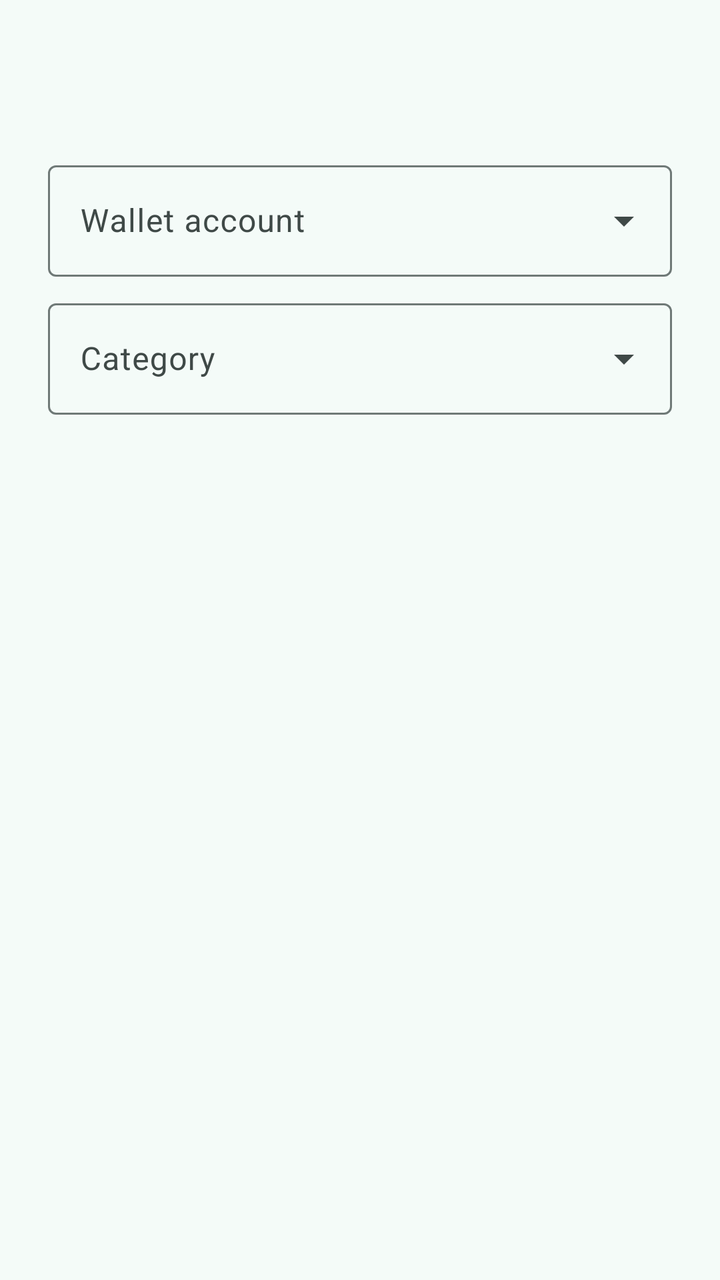
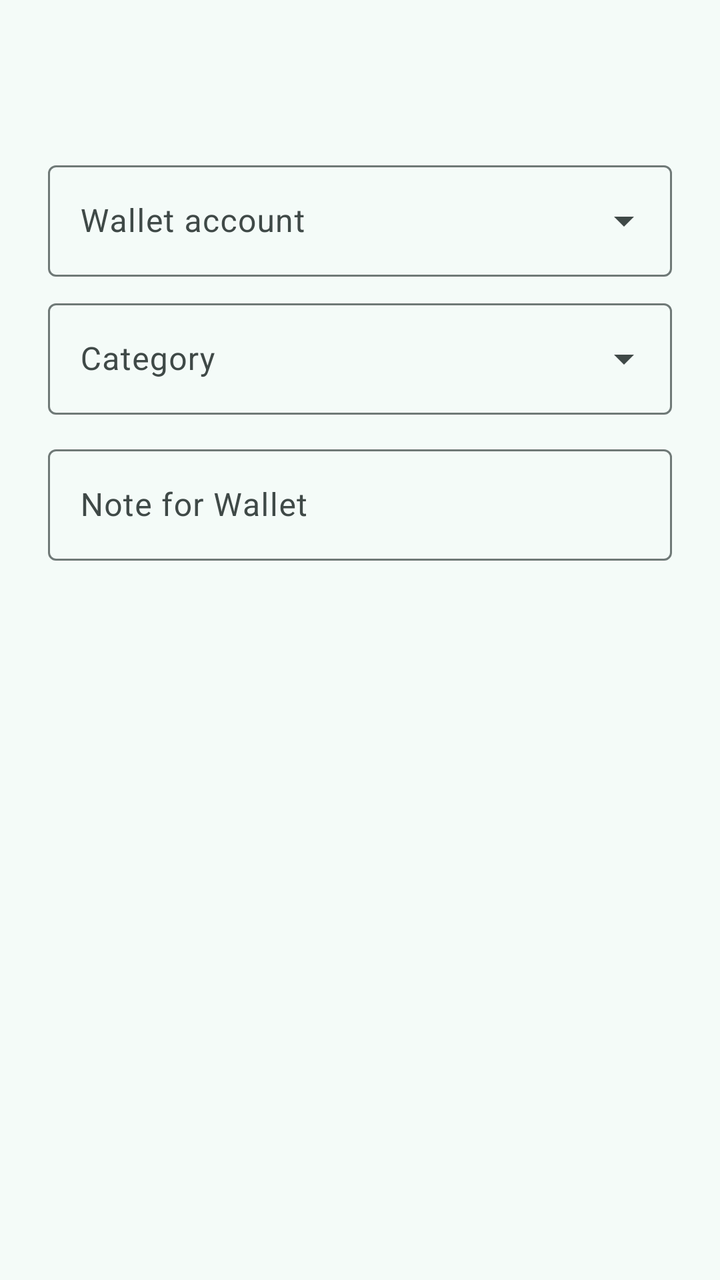

An Android layout rendered at two revisions. The XML below is the earlier revision; the diff shows what the commit changed to produce the second picture.
<!-- AndroidManifest.xml: application theme Theme.BankSync -->
<!-- res/layout/dialog_record.xml -->
<?xml version="1.0" encoding="utf-8"?>
<LinearLayout xmlns:android="http://schemas.android.com/apk/res/android"
    android:layout_width="match_parent"
    android:layout_height="wrap_content"
    android:orientation="vertical"
    android:paddingStart="24dp"
    android:paddingTop="8dp"
    android:paddingEnd="24dp">

    <TextView
        android:id="@+id/recordAmount"
        android:layout_width="match_parent"
        android:layout_height="wrap_content"
        android:fontFeatureSettings="tnum"
        android:textAppearance="?attr/textAppearanceHeadlineSmall" />

    <TextView
        android:id="@+id/recordWhat"
        android:layout_width="match_parent"
        android:layout_height="wrap_content"
        android:layout_marginTop="2dp"
        android:textAppearance="?attr/textAppearanceBodyMedium"
        android:textColor="?attr/colorOnSurfaceVariant" />

    <com.google.android.material.textfield.TextInputLayout
        style="@style/Widget.Material3.TextInputLayout.OutlinedBox.ExposedDropdownMenu"
        android:layout_width="match_parent"
        android:layout_height="wrap_content"
        android:layout_marginTop="16dp"
        android:hint="Wallet account">

        <com.google.android.material.textfield.MaterialAutoCompleteTextView
            android:id="@+id/recordAccount"
            android:layout_width="match_parent"
            android:layout_height="wrap_content"
            android:inputType="none" />
    </com.google.android.material.textfield.TextInputLayout>

    <include layout="@layout/part_category" />
</LinearLayout>
<!-- res/layout/part_category.xml (included above) -->
<?xml version="1.0" encoding="utf-8"?>
<LinearLayout xmlns:android="http://schemas.android.com/apk/res/android"
    android:layout_width="match_parent"
    android:layout_height="wrap_content"
    android:orientation="vertical">

    <com.google.android.material.textfield.TextInputLayout
        android:id="@+id/categoryLayout"
        style="@style/Widget.Material3.TextInputLayout.OutlinedBox.ExposedDropdownMenu"
        android:layout_width="match_parent"
        android:layout_height="wrap_content"
        android:layout_marginTop="8dp"
        android:hint="Category">

        <com.google.android.material.textfield.MaterialAutoCompleteTextView
            android:id="@+id/categoryField"
            android:layout_width="match_parent"
            android:layout_height="wrap_content"
            android:inputType="none" />
    </com.google.android.material.textfield.TextInputLayout>

    <com.google.android.material.checkbox.MaterialCheckBox
        android:id="@+id/rememberBox"
        android:layout_width="match_parent"
        android:layout_height="wrap_content"
        android:checked="true"
        android:visibility="gone" />
</LinearLayout>
<!-- resources referenced by this layout -->
<resources>
  <style name="Theme.BankSync" parent="Theme.Material3.DayNight.NoActionBar">
          <item name="colorPrimary">#006A60</item>
          <item name="colorOnPrimary">#FFFFFF</item>
          <item name="colorPrimaryContainer">#74F8E5</item>
          <item name="colorOnPrimaryContainer">#00201C</item>
          <item name="colorSecondary">#4A635F</item>
          <item name="colorOnSecondary">#FFFFFF</item>
          <item name="colorSecondaryContainer">#CCE8E2</item>
          <item name="colorOnSecondaryContainer">#05201C</item>
          <item name="colorTertiary">#456179</item>
          <item name="colorOnTertiary">#FFFFFF</item>
          <item name="colorTertiaryContainer">#CCE5FF</item>
          <item name="colorOnTertiaryContainer">#001E31</item>
          <item name="colorError">#BA1A1A</item>
          <item name="colorOnError">#FFFFFF</item>
          <item name="colorErrorContainer">#FFDAD6</item>
          <item name="colorOnErrorContainer">#410002</item>
          <item name="android:colorBackground">#F4FBF8</item>
          <item name="colorOnBackground">#161D1C</item>
          <item name="colorSurface">#F4FBF8</item>
          <item name="colorOnSurface">#161D1C</item>
          <item name="colorSurfaceVariant">#DAE5E1</item>
          <item name="colorOnSurfaceVariant">#3F4947</item>
          <item name="colorOutline">#6F7977</item>
          <item name="colorOutlineVariant">#BEC9C6</item>
          <item name="colorSurfaceContainerLowest">#FFFFFF</item>
          <item name="colorSurfaceContainerLow">#EEF5F2</item>
          <item name="colorSurfaceContainer">#E9EFEC</item>
          <item name="colorSurfaceContainerHigh">#E3EAE7</item>
          <item name="colorSurfaceContainerHighest">#DDE4E1</item>
          <item name="colorSurfaceDim">#D5DBD9</item>
          <item name="colorSurfaceBright">#F4FBF8</item>
          <item name="colorSurfaceInverse">#2B3230</item>
          <item name="colorOnSurfaceInverse">#ECF2EF</item>
          <item name="colorPrimaryInverse">#53DBC9</item>
          <item name="materialCardViewStyle">@style/Widget.BankSync.Card</item>
          <item name="shapeAppearanceCornerLarge">@style/ShapeAppearance.BankSync.Large</item>
          <item name="shapeAppearanceCornerExtraLarge">@style/ShapeAppearance.BankSync.ExtraLarge</item>
      </style>
  <style name="Widget.BankSync.Card" parent="Widget.Material3.CardView.Filled">
          <item name="cardBackgroundColor">?attr/colorSurfaceContainerLow</item>
          <item name="shapeAppearance">@style/ShapeAppearance.BankSync.Large</item>
      </style>
  <style name="ShapeAppearance.BankSync.Large" parent="ShapeAppearance.Material3.Corner.Large">
          <item name="cornerSize">20dp</item>
      </style>
  <style name="ShapeAppearance.BankSync.ExtraLarge" parent="ShapeAppearance.Material3.Corner.ExtraLarge">
          <item name="cornerSize">28dp</item>
      </style>
</resources>

<!-- the commit's change to res/layout/dialog_record.xml (unified diff, before → after) -->
@@ -37,6 +37,23 @@
     </com.google.android.material.textfield.TextInputLayout>
 
     <include layout="@layout/part_category" />
+
+    <com.google.android.material.textfield.TextInputLayout
+        android:id="@+id/noteLayout"
+        style="@style/Widget.Material3.TextInputLayout.OutlinedBox"
+        android:layout_width="match_parent"
+        android:layout_height="wrap_content"
+        android:layout_marginTop="12dp"
+        android:hint="Note for Wallet">
+
+        <com.google.android.material.textfield.TextInputEditText
+            android:id="@+id/recordNote"
+            android:layout_width="match_parent"
+            android:layout_height="wrap_content"
+            android:inputType="textCapSentences|textMultiLine"
+            android:maxLength="255"
+            android:maxLines="4" />
+    </com.google.android.material.textfield.TextInputLayout>
 </LinearLayout>
 <!-- res/layout/part_category.xml (included above) -->
 <?xml version="1.0" encoding="utf-8"?>
